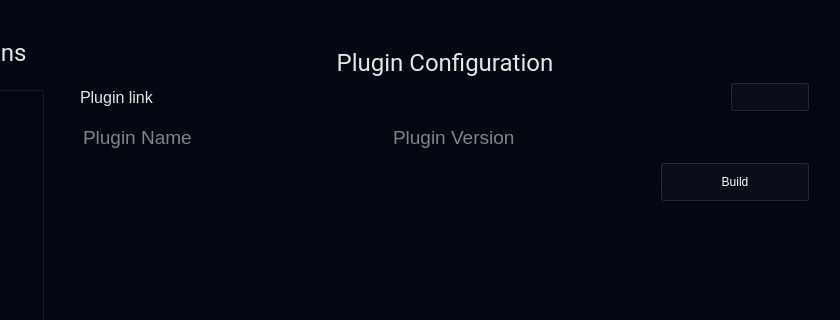
Above: PluginBuilder/mainwindow.ui from Mecanes-Org/PluginBuilder-source before the change; both pictures show x 160 to 1000 and y 0 to 320 of the 1000 by 700 pixel window. Below: the same form after it.
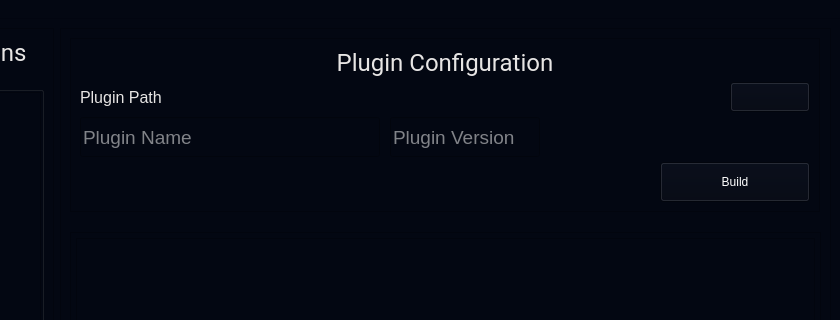
That is the form after the change. Icons and pictures are not drawn.

Commit message:
v0.7.7.1 *New - Instruction Update - Updated UI Main, Settings - Small Update ...
*Next
- Add notifications ( software update, popup )
- Add UI theme system

What changed in the file:
```diff
--- a/PluginBuilder/mainwindow.ui
+++ b/PluginBuilder/mainwindow.ui
@@ -880,7 +880,7 @@
                    <string notr="true"/>
                   </property>
                   <property name="text">
-                   <string notr="true">Plugin link</string>
+                   <string notr="true">Plugin Path</string>
                   </property>
                   <property name="textFormat">
                    <enum>Qt::TextFormat::AutoText</enum>
```
The commit also changes 3 other files.
